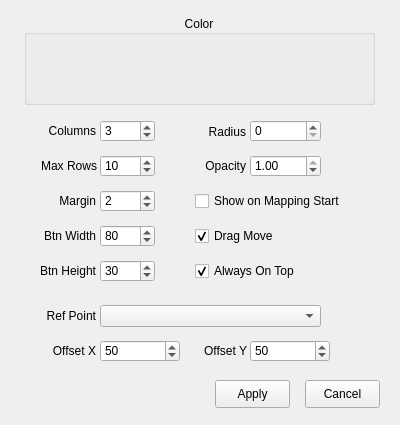
The window that QKeyMapper/qvbuttonpanelsetupdialog.ui (Zalafina/QKeyMapper) describes before a commit, drawn with Qt 5.
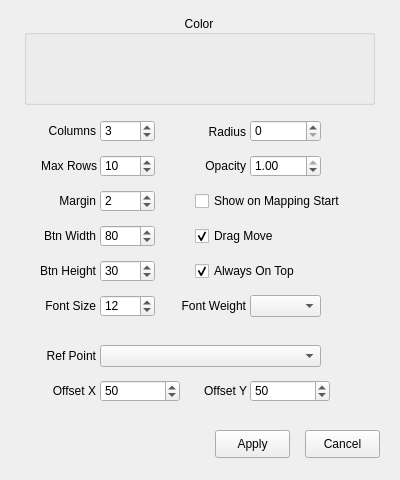
The same window after the commit.

Commit message: VButton Panel setup support font size & font weight.

Patch:
```diff
--- a/QKeyMapper/qvbuttonpanelsetupdialog.ui
+++ b/QKeyMapper/qvbuttonpanelsetupdialog.ui
@@ -7,7 +7,7 @@
     <x>0</x>
     <y>0</y>
     <width>400</width>
-    <height>425</height>
+    <height>480</height>
    </rect>
   </property>
   <property name="sizePolicy">
@@ -19,13 +19,13 @@
   <property name="minimumSize">
    <size>
     <width>400</width>
-    <height>425</height>
+    <height>480</height>
    </size>
   </property>
   <property name="maximumSize">
    <size>
     <width>400</width>
-    <height>425</height>
+    <height>480</height>
    </size>
   </property>
   <property name="windowTitle">
@@ -371,7 +371,7 @@
    <property name="geometry">
     <rect>
      <x>16</x>
-     <y>305</y>
+     <y>345</y>
      <width>80</width>
      <height>22</height>
     </rect>
@@ -387,7 +387,7 @@
    <property name="geometry">
     <rect>
      <x>100</x>
-     <y>305</y>
+     <y>345</y>
      <width>221</width>
      <height>22</height>
     </rect>
@@ -400,7 +400,7 @@
    <property name="geometry">
     <rect>
      <x>16</x>
-     <y>340</y>
+     <y>380</y>
      <width>80</width>
      <height>22</height>
     </rect>
@@ -416,7 +416,7 @@
    <property name="geometry">
     <rect>
      <x>100</x>
-     <y>340</y>
+     <y>380</y>
      <width>80</width>
      <height>22</height>
     </rect>
@@ -438,7 +438,7 @@
    <property name="geometry">
     <rect>
      <x>176</x>
-     <y>340</y>
+     <y>380</y>
      <width>71</width>
      <height>22</height>
     </rect>
@@ -454,7 +454,7 @@
    <property name="geometry">
     <rect>
      <x>250</x>
-     <y>340</y>
+     <y>380</y>
      <width>80</width>
      <height>22</height>
     </rect>
@@ -476,7 +476,7 @@
    <property name="geometry">
     <rect>
      <x>215</x>
-     <y>380</y>
+     <y>430</y>
      <width>75</width>
      <height>28</height>
     </rect>
@@ -495,7 +495,7 @@
    <property name="geometry">
     <rect>
      <x>305</x>
-     <y>380</y>
+     <y>430</y>
      <width>75</width>
      <height>28</height>
     </rect>
@@ -507,6 +507,73 @@
     <bool>false</bool>
    </property>
   </widget>
+  <widget class="QSpinBox" name="btnFontSizeSpinBox">
+   <property name="geometry">
+    <rect>
+     <x>100</x>
+     <y>295</y>
+     <width>55</width>
+     <height>22</height>
+    </rect>
+   </property>
+   <property name="focusPolicy">
+    <enum>Qt::FocusPolicy::ClickFocus</enum>
+   </property>
+   <property name="minimum">
+    <number>1</number>
+   </property>
+   <property name="maximum">
+    <number>72</number>
+   </property>
+   <property name="value">
+    <number>12</number>
+   </property>
+  </widget>
+  <widget class="QLabel" name="btnFontSizeLabel">
+   <property name="geometry">
+    <rect>
+     <x>5</x>
+     <y>295</y>
+     <width>91</width>
+     <height>22</height>
+    </rect>
+   </property>
+   <property name="text">
+    <string>Font Size</string>
+   </property>
+   <property name="alignment">
+    <set>Qt::AlignmentFlag::AlignRight|Qt::AlignmentFlag::AlignTrailing|Qt::AlignmentFlag::AlignVCenter</set>
+   </property>
+  </widget>
+  <widget class="QLabel" name="btnFontWeightLabel">
+   <property name="geometry">
+    <rect>
+     <x>155</x>
+     <y>295</y>
+     <width>91</width>
+     <height>22</height>
+    </rect>
+   </property>
+   <property name="text">
+    <string>Font Weight</string>
+   </property>
+   <property name="alignment">
+    <set>Qt::AlignmentFlag::AlignRight|Qt::AlignmentFlag::AlignTrailing|Qt::AlignmentFlag::AlignVCenter</set>
+   </property>
+  </widget>
+  <widget class="QComboBox" name="btnFontWeightComboBox">
+   <property name="geometry">
+    <rect>
+     <x>250</x>
+     <y>295</y>
+     <width>71</width>
+     <height>22</height>
+    </rect>
+   </property>
+   <property name="focusPolicy">
+    <enum>Qt::FocusPolicy::NoFocus</enum>
+   </property>
+  </widget>
  </widget>
  <resources/>
  <connections>
```
Left out of the diff: 2 changed lines with no effect on the pictures. The commit also changes 12 other files.
